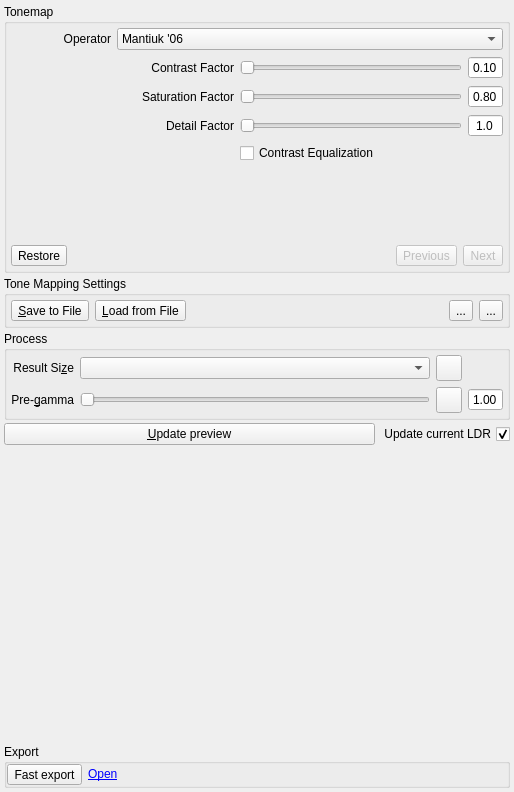
First picture: the form in src/TonemappingPanel/TonemappingPanel.ui, repository LuminanceHDR/LuminanceHDR, before the edit.
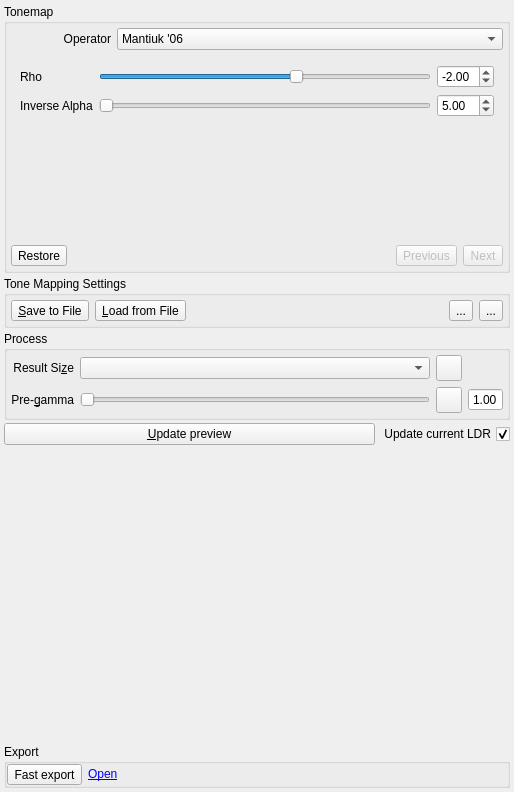
Second picture: the form after the edit. The open tabs and pages were chosen to show the change. Icons and pictures are not drawn.

Commit message: [TMO]: imported new tmo ferradans11 from pfstools

The edit to the form file:
```diff
--- a/src/TonemappingPanel/TonemappingPanel.ui
+++ b/src/TonemappingPanel/TonemappingPanel.ui
@@ -970,6 +970,96 @@
             </item>
            </layout>
           </widget>
+          <widget class="QWidget" name="page_ferradans">
+           <layout class="QGridLayout" name="gridLayout_26">
+            <item row="0" column="0">
+             <layout class="QGridLayout" name="gridLayout_16">
+              <item row="0" column="1">
+               <widget class="QSlider" name="rhoSlider">
+                <property name="minimum">
+                 <number>-100</number>
+                </property>
+                <property name="maximum">
+                 <number>0</number>
+                </property>
+                <property name="value">
+                 <number>-40</number>
+                </property>
+                <property name="orientation">
+                 <enum>Qt::Horizontal</enum>
+                </property>
+               </widget>
+              </item>
+              <item row="1" column="0">
+               <widget class="QLabel" name="label_8">
+                <property name="text">
+                 <string>Inverse Alpha</string>
+                </property>
+               </widget>
+              </item>
+              <item row="0" column="0">
+               <widget class="QLabel" name="label_7">
+                <property name="text">
+                 <string>Rho</string>
+                </property>
+               </widget>
+              </item>
+              <item row="1" column="1">
+               <widget class="QSlider" name="inv_alphaSlider">
+                <property name="orientation">
+                 <enum>Qt::Horizontal</enum>
+                </property>
+               </widget>
+              </item>
+              <item row="1" column="2">
+               <widget class="QDoubleSpinBox" name="inv_alphadsb">
+                <property name="maximum">
+                 <double>10.000000000000000</double>
+                </property>
+                <property name="singleStep">
+                 <double>0.100000000000000</double>
+                </property>
+                <property name="value">
+                 <double>5.000000000000000</double>
+                </property>
+               </widget>
+              </item>
+              <item row="0" column="2">
+               <widget class="QDoubleSpinBox" name="rhodsb">
+                <property name="decimals">
+                 <number>2</number>
+                </property>
+                <property name="minimum">
+                 <double>-5.000000000000000</double>
+                </property>
+                <property name="maximum">
+                 <double>0.000000000000000</double>
+                </property>
+                <property name="singleStep">
+                 <double>0.100000000000000</double>
+                </property>
+                <property name="value">
+                 <double>-2.000000000000000</double>
+                </property>
+               </widget>
+              </item>
+              <item row="2" column="1">
+               <spacer name="verticalSpacer_12">
+                <property name="orientation">
+                 <enum>Qt::Vertical</enum>
+                </property>
+                <property name="sizeHint" stdset="0">
+                 <size>
+                  <width>312</width>
+                  <height>13</height>
+                 </size>
+                </property>
+               </spacer>
+              </item>
+             </layout>
+            </item>
+           </layout>
+          </widget>
           <widget class="QWidget" name="page_drago">
            <property name="sizePolicy">
             <sizepolicy hsizetype="Preferred" vsizetype="Minimum">
```
Left out of the diff: 5 changed lines with no effect on the pictures. The commit also changes 21 other files.
